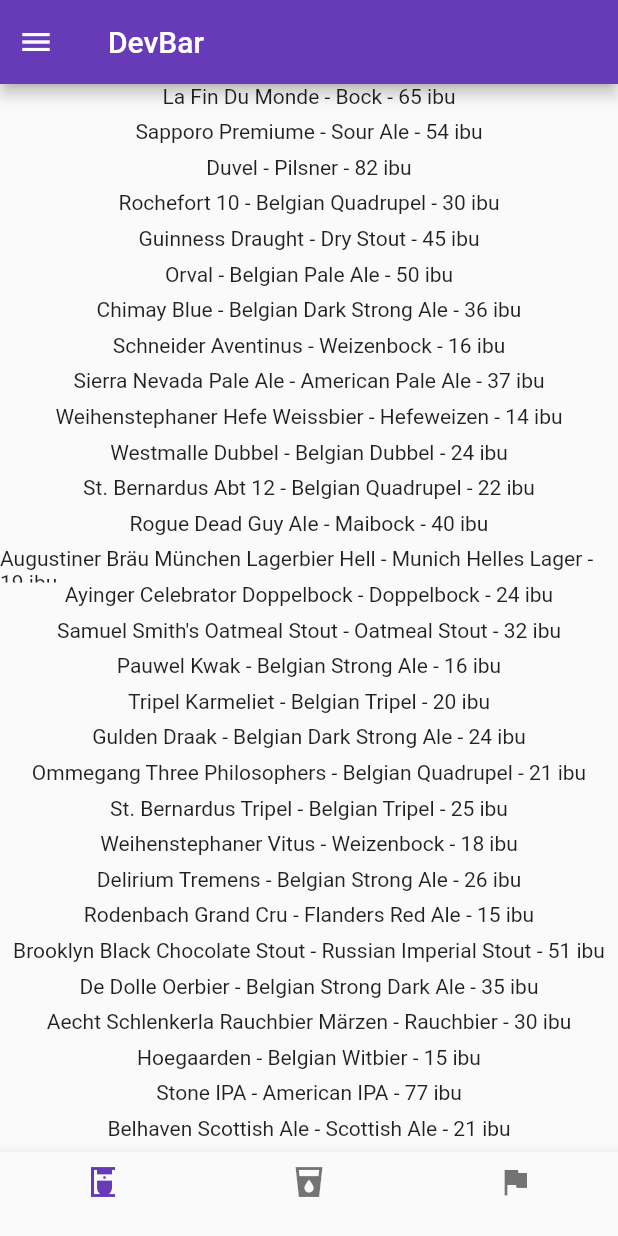
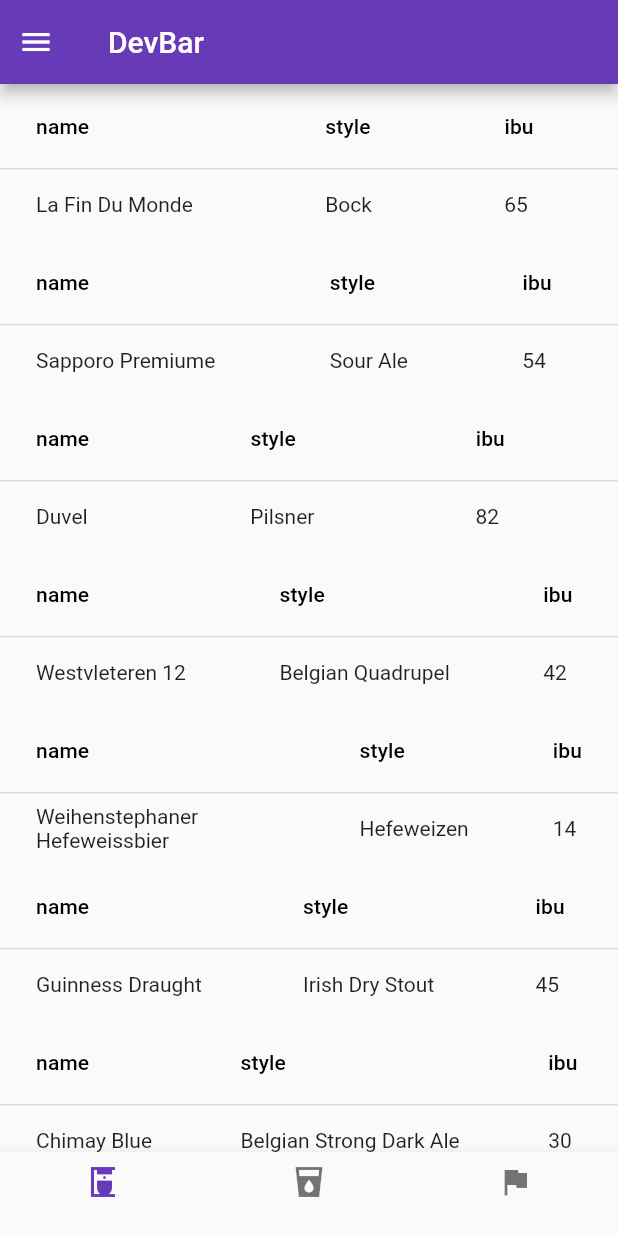
Before and after one commit to gcileno/poo---Atividade, a Flutter app: the screen it shows after launch, on a phone screen of 412 x 824 dp. Run offline on Flutter 3.47's test engine with Material 2 defaults, Android fonts, the phone set to English and light mode, and no system bars.

Commit message:
receita 4 com List viwe

```diff
--- a/receita2/lib/listas.dart
+++ b/receita2/lib/listas.dart
@@ -1,4 +1,34 @@
 import 'package:flutter/material.dart';
+
+var cerve = [
+  {"name": "La Fin Du Monde", "style": "Bock", "ibu": "65"},
+  {"name": "Sapporo Premiume", "style": "Sour Ale", "ibu": "54"},
+  {"name": "Duvel", "style": "Pilsner", "ibu": "82"},
+  {"name": "Westvleteren 12", "style": "Belgian Quadrupel", "ibu": "42"},
+  {"name": "Weihenstephaner Hefeweissbier", "style": "Hefeweizen", "ibu": "14"},
+  {"name": "Guinness Draught", "style": "Irish Dry Stout", "ibu": "45"},
+  {"name": "Chimay Blue", "style": "Belgian Strong Dark Ale", "ibu": "30"},
+  {"name": "Tripel Karmeliet", "style": "Belgian Tripel", "ibu": "28"},
+  {"name": "St. Bernardus Abt 12", "style": "Belgian Quadrupel", "ibu": "22"},
+  {"name": "Weihenstephaner Vitus", "style": "Weizenbock", "ibu": "17"},
+  {"name": "Rochefort 10", "style": "Belgian Quadrupel", "ibu": "27"},
+  {"name": "Augustiner Helles", "style": "Munich Helles", "ibu": "20"},
+  {"name": "Paulaner Hefe-Weissbier", "style": "Hefeweizen", "ibu": "12"},
+  {"name": "Pilsner Urquell", "style": "Czech Pilsner", "ibu": "40"},
+  {"name": "Orval", "style": "Belgian Pale Ale", "ibu": "36"},
+  {"name": "Rauchbier Märzen", "style": "Rauchbier", "ibu": "30"},
+  {"name": "Weihenstephaner Original", "style": "Munich Helles", "ibu": "21"},
+  {"name": "Anchor Steam Beer", "style": "California Common", "ibu": "33"},
+  {"name": "Hoegaarden Witbier", "style": "Witbier", "ibu": "15"},
+  {"name": "Schneider Weisse Aventinus", "style": "Weizenbock", "ibu": "16"},
+  {"name": "Hop Rod Rye", "style": "American IPA", "ibu": "80"},
+  {"name": "Brooklyn Lager", "style": "American Amber Lager", "ibu": "33"},
+  {
+    "name": "Arrogant Bastard Ale",
+    "style": "American Strong Ale",
+    "ibu": "100+"
+  }
+];
 
 List<String> cerva = [
   "La Fin Du Monde - Bock - 65 ibu",
--- a/receita2/lib/main.dart
+++ b/receita2/lib/main.dart
@@ -1,3 +1,5 @@
+import 'dart:math';
+
 import 'package:flutter/material.dart';
 import 'listas.dart';
 
@@ -13,7 +15,7 @@ MaterialApp app = MaterialApp(
       appBar: Menubar(),
       body: Center(
           child: Corpo(
-        objects: cerva,
+        objetos: cerve,
       )),
       bottomNavigationBar: Barranav(objects: iconico),
     ));
@@ -56,21 +58,37 @@ class Menubar extends AppBar {
 }
 
 class Corpo extends StatelessWidget {
-  List<String> objects;
-  Corpo({this.objects = const []});
+  List<Map<String, dynamic>> objetos;
+  Corpo({this.objetos = const []});
 
   @override
   Widget build(BuildContext context) {
-    return Column(children: [
-      ...objects
-          .map(
-            (obj) => Expanded(child: Text(obj)),
-          )
-          .toList(),
-    ]);
+    return ListView.builder(
+        itemCount: objetos.length,
+        itemBuilder: (context, index) {
+          final obj = objetos.elementAt(index);
+          return DataTable(
+              columns: obj.keys
+                  .map(
+                    (e) => DataColumn(
+                      label: Expanded(
+                        child: Text(e.toString()),
+                      ),
+                    ),
+                  )
+                  .toList(),
+              //columns:  obj.keys.map((e) => DataColumn(label: Text(e))).toList(),
+              rows: [
+                DataRow(
+                    cells: obj.values
+                        .map((e) => DataCell(Text(e.toString())))
+                        .toList())
+              ]);
+        });
   }
 }
 
+//navBar
 class Barranav extends StatelessWidget {
   List<Icon> objects;
 
```
